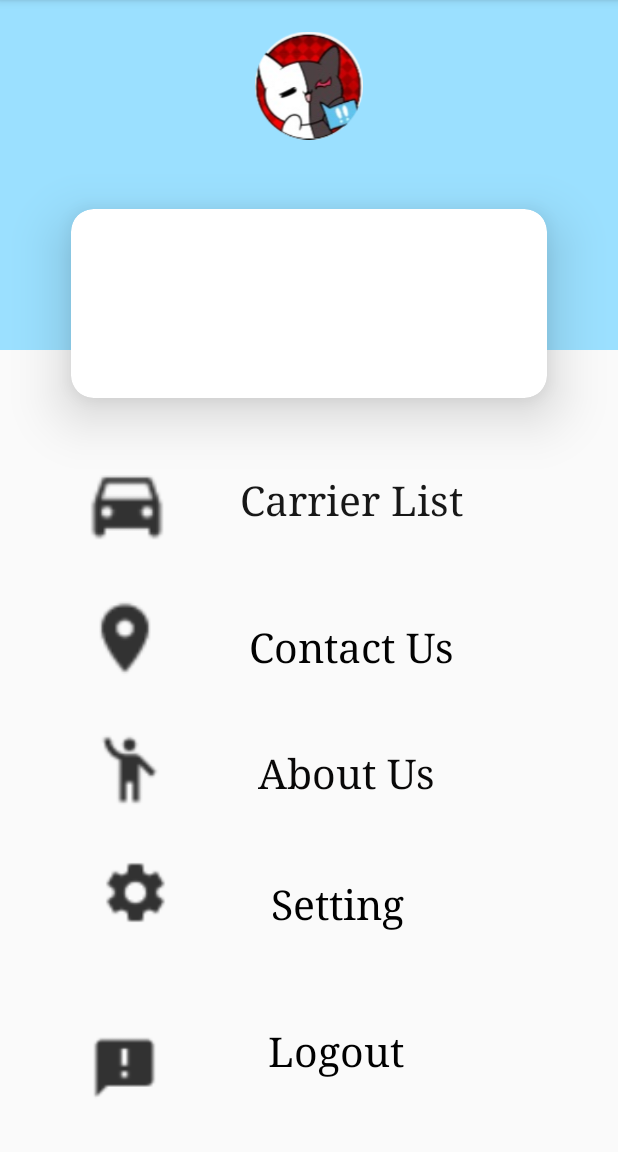
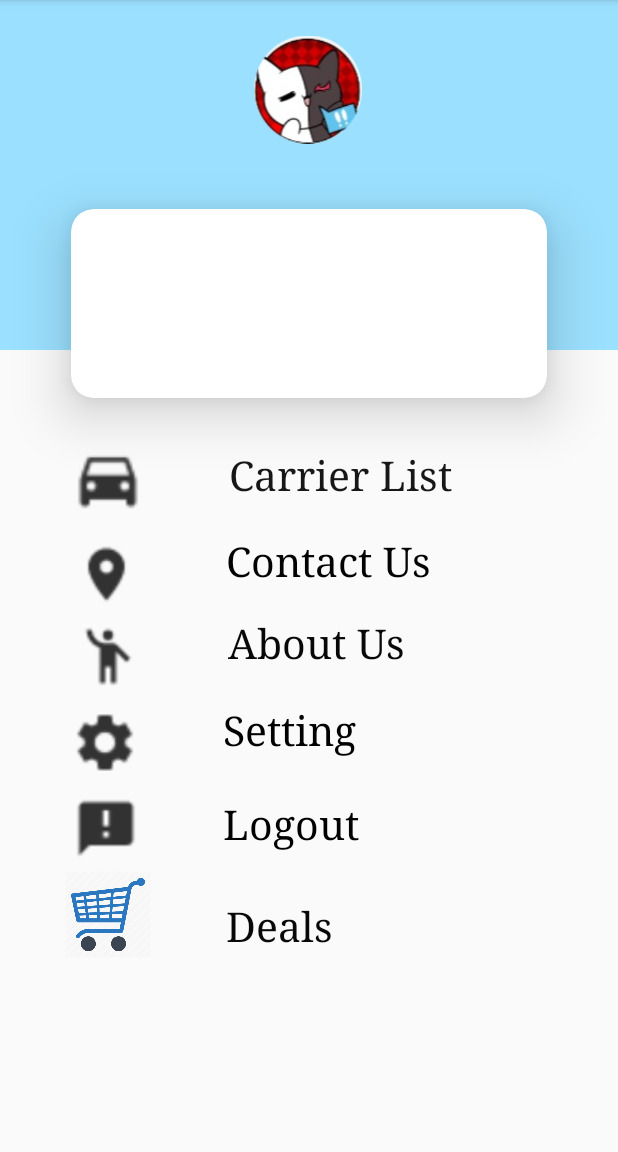
Before and after one commit to TanShyHuey/ECommerceApp, an Android app: the screen it shows after launch once a user with an empty profile is signed in (NavActivity), on a phone screen of 412 x 824 dp, the part 84-1236 px from its top. Run offline under Robolectric (Android 15) with nearby library versions, the phone set to English and light mode, and no system bars; our stand-ins replace Firebase (no records; nobody signed in at launch, a user with empty details on screens opened directly); Roboto replaces fonts that are not available here.

Commit message:
commit by junlin

```diff
--- a/app/src/main/java/com/example/ecommerceapp/Bag1.java
+++ b/app/src/main/java/com/example/ecommerceapp/Bag1.java
@@ -7,6 +7,7 @@ import android.view.View;
 import android.widget.AdapterView;
 import android.widget.ArrayAdapter;
 import android.widget.Button;
+import android.widget.EditText;
 import android.widget.ImageView;
 import android.widget.Spinner;
 import android.widget.TextView;
@@ -29,6 +30,10 @@ public class Bag1 extends AppCompatActivity implements AdapterView.OnItemSelecte
     private ImageView productImage;
     private TextView productPrice,productName,productCarrierList;
     private ElegantNumberButton btn;
+    private Spinner carrierselection;
+    private EditText getTxtSize;
+    DatabaseReference Item;
+    product product;
 
 
 
@@ -45,13 +50,20 @@ public class Bag1 extends AppCompatActivity implements AdapterView.OnItemSelecte
         productPrice=(TextView) findViewById(R.id.product_image_price);
         addToCartButton=(Button) findViewById(R.id.pd_add_to_cart_button);
         btn = (ElegantNumberButton) findViewById(R.id.myButton);
+        getTxtSize=(EditText) findViewById(R.id.txtSize);
+        Spinner carrierselection=(Spinner) findViewById(R.id.spinner1);
+
+
+        product=new product();
+        Item=FirebaseDatabase.getInstance().getReference().child("Product");
 
 
         addToCartButton.setOnClickListener(new View.OnClickListener() {
             @Override
             public void onClick(View view)
             {
-                addingToCartList();
+                product.setTxtSize(getTxtSize.getText().toString().trim());
+                Item.push().setValue(product);
             }
         });
 
@@ -60,6 +72,8 @@ public class Bag1 extends AppCompatActivity implements AdapterView.OnItemSelecte
             public void onClick(View view) {
                 String num = btn.getNumber();
                 Log.e("Num", num);
+
+
             }
         });
 
@@ -69,40 +83,13 @@ public class Bag1 extends AppCompatActivity implements AdapterView.OnItemSelecte
         spinner.setAdapter(adapter);
         spinner.setOnItemSelectedListener(this);
 
-        spinner = findViewById(R.id.spinner2);
-        adapter = ArrayAdapter.createFromResource(this, R.array.sizelist, android.R.layout.simple_spinner_item);
-        adapter.setDropDownViewResource(android.R.layout.simple_spinner_dropdown_item);
-        spinner.setAdapter(adapter);
-        spinner.setOnItemSelectedListener(this);
+
 
 
 
     }
 
-    private void addingToCartList()
-    {
-        String saveCurrentTime,saveCurrentDate;
-        Calendar calForDate= Calendar.getInstance();
-        SimpleDateFormat currentDate=new SimpleDateFormat("MM.dd,yyyy");
-        saveCurrentDate=currentDate.format(calForDate.getTime());
-        SimpleDateFormat currentTime=new SimpleDateFormat("HH:mm:ss a");
-        saveCurrentTime=currentDate.format(calForDate.getTime());
 
-        DatabaseReference cartListRef= FirebaseDatabase.getInstance().getReference().child("Product");
-
-        final HashMap<String,Object>cartMap=new HashMap<>();
-        cartMap.put("pid",productName.getText().toString());
-        cartMap.put("pImage",productImage);
-        cartMap.put("Price",productPrice.getText().toString());
-        cartMap.put("Quantity",btn.getNumber());
-        cartMap.put("time",saveCurrentTime);
-        cartMap.put("date",saveCurrentDate);
-        cartMap.put("CarrierList",productCarrierList);
-
-
-
-
-    }
 
 
     @Override
@@ -115,4 +102,11 @@ public class Bag1 extends AppCompatActivity implements AdapterView.OnItemSelecte
     public void onNothingSelected(AdapterView<?> adapterView) {
 
     }
+
+    public void gotocart(View view) {
+    }
+
+    public void setProductCarrierList(TextView productCarrierList) {
+        this.productCarrierList = productCarrierList;
+    }
 }
--- a/app/src/main/java/com/example/ecommerceapp/CarrierList.java
+++ b/app/src/main/java/com/example/ecommerceapp/CarrierList.java
@@ -99,4 +99,6 @@ public class CarrierList extends AppCompatActivity {
         intent.setData(Uri.parse("https://www.delhivery.com/"));
         startActivity(intent);
     }
+
+
 }
--- a/app/src/main/java/com/example/ecommerceapp/CarrierList2.java
+++ b/app/src/main/java/com/example/ecommerceapp/CarrierList2.java
@@ -7,7 +7,7 @@ import android.view.View;
 
 import androidx.appcompat.app.AppCompatActivity;
 
-public class CarrierList2 extends AppCompatActivity{
+public class CarrierList2 extends AppCompatActivity {
 
     @Override
     protected void onCreate(Bundle savedInstanceState) {
@@ -29,8 +29,6 @@ public class CarrierList2 extends AppCompatActivity{
     public void goback2(View view) {
         startActivity(new Intent(this, NavActivity.class));
     }
-
-
 
 
     public void Info10(View view) {
@@ -88,4 +86,5 @@ public class CarrierList2 extends AppCompatActivity{
         intent.setData(Uri.parse("https://goget.my/"));
         startActivity(intent);
     }
+
 }
--- a/app/src/main/java/com/example/ecommerceapp/NavActivity.java
+++ b/app/src/main/java/com/example/ecommerceapp/NavActivity.java
@@ -62,4 +62,9 @@ public class NavActivity extends AppCompatActivity {
         Intent intent = new Intent(this, CarrierList.class);
         startActivity(intent);
     }
+
+    public void gotoproductpages(View view) {
+        Intent intent = new Intent(this, EcommerceMain.class);
+        startActivity(intent);
+    }
 }
--- a/app/src/main/res/layout/activity_nav.xml
+++ b/app/src/main/res/layout/activity_nav.xml
@@ -22,7 +22,10 @@
             app:layout_constraintEnd_toEndOf="parent"
             app:layout_constraintStart_toStartOf="parent"
             app:layout_constraintTop_toTopOf="parent"
-            app:layout_constraintVertical_bias="0.205"/>
+            app:layout_constraintVertical_bias="0.205">
+
+
+        </androidx.cardview.widget.CardView>
 
 
 
@@ -38,59 +41,54 @@
 
     <ImageView
         android:id="@+id/imageView2"
-        android:layout_width="72dp"
-        android:layout_height="70dp"
-        android:layout_marginTop="17dp"
-        app:layout_constraintEnd_toStartOf="@+id/contact"
+        android:layout_width="78dp"
+        android:layout_height="54dp"
+        android:layout_marginStart="32dp"
+        android:layout_marginLeft="32dp"
+        android:layout_marginTop="5dp"
         app:layout_constraintStart_toStartOf="parent"
         app:layout_constraintTop_toBottomOf="@+id/imageView4"
         app:srcCompat="@drawable/ic_action_location" />
 
     <ImageView
         android:id="@+id/imageView3"
-        android:layout_width="75dp"
-        android:layout_height="65dp"
-        android:layout_marginTop="20dp"
-        app:layout_constraintEnd_toStartOf="@+id/about"
+        android:layout_width="80dp"
+        android:layout_height="55dp"
+        android:layout_marginStart="32dp"
+        android:layout_marginLeft="32dp"
         app:layout_constraintStart_toStartOf="parent"
         app:layout_constraintTop_toBottomOf="@+id/imageView2"
         app:srcCompat="@drawable/ic_action_abt" />
 
     <ImageView
         android:id="@+id/imageView4"
-        android:layout_width="81dp"
-        android:layout_height="76dp"
-        android:layout_marginStart="24dp"
-        android:layout_marginLeft="24dp"
-        android:layout_marginTop="32dp"
-        app:layout_constraintEnd_toStartOf="@+id/carrier"
-        app:layout_constraintHorizontal_bias="0.363"
+        android:layout_width="80dp"
+        android:layout_height="63dp"
+        android:layout_marginStart="32dp"
+        android:layout_marginLeft="32dp"
+        android:layout_marginTop="22dp"
         app:layout_constraintStart_toStartOf="parent"
         app:layout_constraintTop_toBottomOf="@+id/cardView"
         app:srcCompat="@drawable/ic_action_list" />
 
     <ImageView
         android:id="@+id/imageView5"
-        android:layout_width="75dp"
-        android:layout_height="62dp"
-        android:layout_marginTop="18dp"
-        app:layout_constraintEnd_toStartOf="@+id/setting"
+        android:layout_width="76dp"
+        android:layout_height="59dp"
+        android:layout_marginStart="32dp"
+        android:layout_marginLeft="32dp"
         app:layout_constraintStart_toStartOf="parent"
         app:layout_constraintTop_toBottomOf="@+id/imageView3"
         app:srcCompat="@drawable/ic_action_setting" />
 
     <ImageView
         android:id="@+id/imageView6"
-        android:layout_width="66dp"
-        android:layout_height="59dp"
-        android:layout_marginStart="50dp"
-        android:layout_marginLeft="50dp"
-        android:layout_marginEnd="54dp"
-        android:layout_marginRight="54dp"
-        android:layout_marginBottom="26dp"
-        app:layout_constraintBottom_toBottomOf="parent"
-        app:layout_constraintEnd_toStartOf="@+id/logout"
+        android:layout_width="77dp"
+        android:layout_height="56dp"
+        android:layout_marginStart="32dp"
+        android:layout_marginLeft="32dp"
         app:layout_constraintStart_toStartOf="parent"
+        app:layout_constraintTop_toBottomOf="@+id/imageView5"
         app:srcCompat="@drawable/ic_action_terms"
         tools:ignore="ContentDescription" />
 
@@ -98,81 +96,77 @@
         android:id="@+id/carrier"
         android:layout_width="183dp"
         android:layout_height="52dp"
+        android:layout_marginTop="33dp"
+        android:layout_marginEnd="76dp"
+        android:layout_marginRight="76dp"
         android:onClick="gotocarrierlist"
         android:text="@string/carrier_list"
         android:textColor="#171717"
         android:textSize="27sp"
         android:textStyle="normal"
         app:fontFamily="serif"
-        app:layout_constraintBottom_toBottomOf="parent"
         app:layout_constraintEnd_toEndOf="parent"
-        app:layout_constraintHorizontal_bias="0.701"
-        app:layout_constraintStart_toStartOf="parent"
-        app:layout_constraintTop_toBottomOf="@+id/cardView"
-        app:layout_constraintVertical_bias="0.111" />
+        app:layout_constraintTop_toBottomOf="@+id/cardView" />
 
     <TextView
         android:id="@+id/contact"
-        android:layout_width="wrap_content"
-        android:layout_height="wrap_content"
+        android:layout_width="157dp"
+        android:layout_height="49dp"
+        android:layout_marginTop="5dp"
+        android:layout_marginEnd="104dp"
+        android:layout_marginRight="104dp"
         android:text="@string/contact_us"
         android:textColor="#020202"
         android:textSize="27sp"
         android:textStyle="normal"
         app:fontFamily="serif"
-        app:layout_constraintBottom_toBottomOf="parent"
         app:layout_constraintEnd_toEndOf="parent"
-        app:layout_constraintHorizontal_bias="0.603"
-        app:layout_constraintStart_toStartOf="parent"
-        app:layout_constraintTop_toBottomOf="@+id/carrier"
-        app:layout_constraintVertical_bias="0.127" />
+        app:layout_constraintTop_toBottomOf="@+id/carrier" />
 
     <TextView
         android:id="@+id/about"
-        android:layout_width="wrap_content"
-        android:layout_height="wrap_content"
-        android:layout_marginTop="48dp"
+        android:layout_width="148dp"
+        android:layout_height="48dp"
+        android:layout_marginTop="5dp"
+        android:layout_marginEnd="112dp"
+        android:layout_marginRight="112dp"
         android:text="@string/about_us"
         android:textColor="#090808"
         android:textSize="27sp"
         android:textStyle="normal"
         app:fontFamily="serif"
         app:layout_constraintEnd_toEndOf="parent"
-        app:layout_constraintHorizontal_bias="0.586"
-        app:layout_constraintStart_toStartOf="parent"
         app:layout_constraintTop_toBottomOf="@+id/contact" />
 
     <TextView
         android:id="@+id/setting"
-        android:layout_width="wrap_content"
-        android:layout_height="wrap_content"
+        android:layout_width="151dp"
+        android:layout_height="49dp"
+        android:layout_marginTop="10dp"
+        android:layout_marginEnd="112dp"
+        android:layout_marginRight="112dp"
         android:text="@string/setting"
         android:textColor="#000000"
         android:textSize="27sp"
         android:textStyle="normal"
         app:fontFamily="serif"
-        app:layout_constraintBottom_toBottomOf="parent"
         app:layout_constraintEnd_toEndOf="parent"
-        app:layout_constraintHorizontal_bias="0.559"
-        app:layout_constraintStart_toStartOf="parent"
-        app:layout_constraintTop_toBottomOf="@+id/about"
-        app:layout_constraintVertical_bias="0.257" />
+        app:layout_constraintTop_toBottomOf="@+id/about" />
 
     <TextView
         android:id="@+id/aalogout"
-        android:layout_width="wrap_content"
-        android:layout_height="wrap_content"
+        android:layout_width="139dp"
+        android:layout_height="50dp"
+        android:layout_marginTop="13dp"
+        android:layout_marginEnd="124dp"
+        android:layout_marginRight="124dp"
         android:text="@string/logout"
         android:textColor="#000000"
         android:textSize="27sp"
         android:textStyle="normal"
         app:fontFamily="serif"
-        app:layout_constraintBottom_toBottomOf="parent"
         app:layout_constraintEnd_toEndOf="parent"
-        app:layout_constraintHorizontal_bias="0.557"
-        app:layout_constraintStart_toStartOf="parent"
-        app:layout_constraintTop_toBottomOf="@+id/setting"
-        app:layout_constraintVertical_bias="0.558" />
+        app:layout_constraintTop_toBottomOf="@+id/setting" />
 
     <ImageView
         android:id="@+id/imageView7"
@@ -180,9 +174,36 @@
         android:layout_height="86dp"
         app:layout_constraintBottom_toBottomOf="parent"
         app:layout_constraintEnd_toEndOf="parent"
+        app:layout_constraintHorizontal_bias="0.498"
         app:layout_constraintStart_toStartOf="parent"
-        app:layout_constraintTop_toTopOf="parent"
-        app:layout_constraintVertical_bias="0.021"
+        app:layout_constraintTop_toTopOf="@+id/view"
+        app:layout_constraintVertical_bias="0.024"
         app:srcCompat="@drawable/profile" />
 
+    <ImageView
+        android:id="@+id/imageView25"
+        android:layout_width="69dp"
+        android:layout_height="58dp"
+        android:layout_marginStart="37dp"
+        android:layout_marginLeft="37dp"
+        app:layout_constraintStart_toStartOf="parent"
+        app:layout_constraintTop_toBottomOf="@+id/imageView6"
+        app:srcCompat="@drawable/shoopingcarticon" />
+
+    <TextView
+        android:id="@+id/textView14"
+        android:layout_width="152dp"
+        android:layout_height="40dp"
+        android:layout_marginStart="44dp"
+        android:layout_marginLeft="44dp"
+        android:layout_marginTop="18dp"
+        android:onClick="gotoproductpages"
+        android:text="@string/deals"
+        android:textColor="#090808"
+        android:textSize="27sp"
+        android:textStyle="normal"
+        app:fontFamily="serif"
+        app:layout_constraintStart_toEndOf="@+id/imageView25"
+        app:layout_constraintTop_toBottomOf="@+id/aalogout" />
+
 </androidx.constraintlayout.widget.ConstraintLayout>
--- a/app/src/main/res/layout/bagitem1.xml
+++ b/app/src/main/res/layout/bagitem1.xml
@@ -11,6 +11,7 @@
         android:layout_width="match_parent"
         android:layout_height="260dp"
         android:scaleType="centerCrop"
+        android:onClick="gotocart"
         android:src="@drawable/bag3"/>
     <TextView
         android:id="@+id/product_name_details"
@@ -102,18 +103,18 @@
         tools:layout_editor_absoluteX="16dp"
         tools:layout_editor_absoluteY="427dp" />
 
-    <Spinner
-        android:id="@+id/spinner2"
-        android:layout_width="153dp"
-        android:layout_height="41dp"
+
+    <EditText
+        android:id="@+id/txtSize"
+        android:layout_width="224dp"
+        android:layout_height="wrap_content"
         android:layout_below="@+id/myButton"
         android:layout_marginStart="1dp"
         android:layout_marginLeft="1dp"
+        android:text="Enter your size"
         android:layout_marginTop="3dp"
         android:layout_toEndOf="@+id/color"
-        android:layout_toRightOf="@+id/color"
-        tools:layout_editor_absoluteX="103dp"
-        tools:layout_editor_absoluteY="362dp" />
+        android:layout_toRightOf="@+id/color" />
 
     <Button
         android:id="@+id/pd_add_to_cart_button"
--- a/app/src/main/res/layout/carrierlist.xml
+++ b/app/src/main/res/layout/carrierlist.xml
@@ -305,4 +305,5 @@
         app:layout_constraintTop_toBottomOf="@+id/international" />
 
 
+
 </androidx.constraintlayout.widget.ConstraintLayout>
--- a/app/src/main/res/layout/carrierlist2.xml
+++ b/app/src/main/res/layout/carrierlist2.xml
@@ -287,4 +287,6 @@
         android:textSize="20sp"
         app:layout_constraintStart_toStartOf="parent"
         app:layout_constraintTop_toBottomOf="@+id/textView53" />
+
+
 </androidx.constraintlayout.widget.ConstraintLayout>
--- a/app/src/main/res/values/strings.xml
+++ b/app/src/main/res/values/strings.xml
@@ -139,6 +139,10 @@
     <string name="product_name">Product Name</string>
     <string name="size">Size</string>
     <string name="color">Color</string>
+    <string name="add_new_product">Add New Product</string>
+    <string name="button3">Button3</string>
+    <string name="button4">Button4</string>
+    <string name="deals">Deals</string>
 
 
     <string-array name="carrierlist">
```
